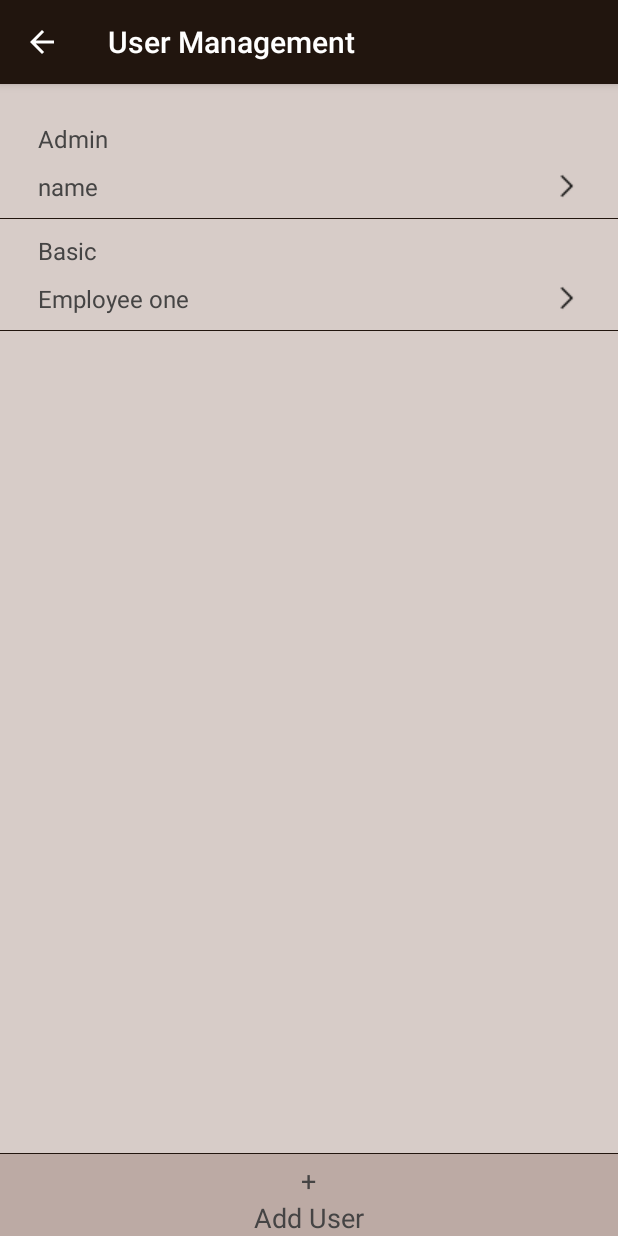
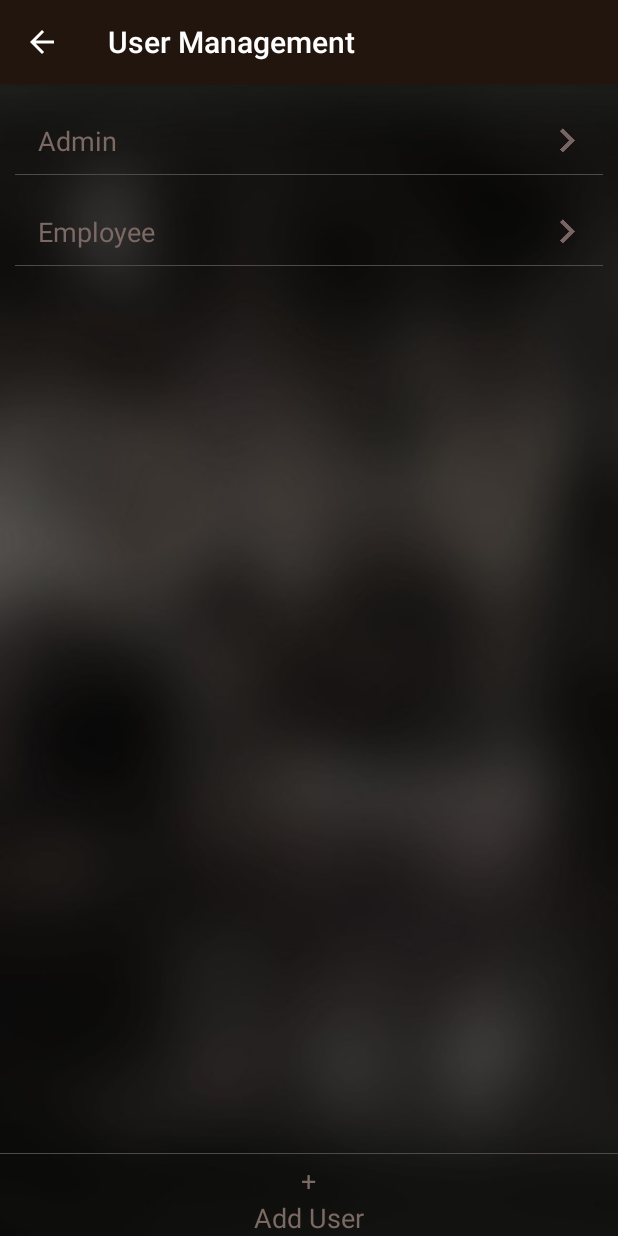
Before and after one commit to KyrosTechnologies/Bar, an Android app: the UserManagementActivity screen opened directly, with no data from a screen before it, on a phone screen of 412 x 824 dp. Run offline under Robolectric (Android 15) with nearby library versions, the phone set to English and light mode, and no system bars.

Commit message:
usermanagement updated

```diff
--- a/app/src/main/res/layout/activity_user_management.xml
+++ b/app/src/main/res/layout/activity_user_management.xml
@@ -4,7 +4,7 @@
     xmlns:tools="http://schemas.android.com/tools"
     android:layout_width="match_parent"
     android:layout_height="match_parent"
-    android:background="@color/backgroundcolor"
+    android:background="@drawable/splash"
     tools:context="com.kyros.technologies.bar.UserManagementActivity">
 <LinearLayout
     android:layout_width="match_parent"
@@ -15,62 +15,75 @@
         android:layout_height="wrap_content"
         android:id="@+id/user_item"
         android:layout_marginTop="25dp"
-        android:orientation="vertical">
-        <TextView
-            android:layout_width="wrap_content"
-            android:layout_height="wrap_content"
-            android:layout_marginLeft="25dp"
-            android:layout_marginRight="25dp"
-            android:text="Admin"
-            android:textColor="@color/lightblack"
-            android:textSize="16sp"
-           />
-        <TextView
+        android:orientation="vertical"
+        android:layout_marginLeft="10dp"
+        android:layout_marginRight="10dp">
+
+        <LinearLayout
             android:layout_width="match_parent"
             android:layout_height="wrap_content"
-            android:layout_marginLeft="25dp"
-            android:layout_marginRight="25dp"
-            android:layout_marginTop="10dp"
-            android:text="name"
-            android:textColor="@color/lightblack"
-            android:textSize="16sp"
-            android:drawableRight="@drawable/forward_20"/>
+            android:orientation="horizontal">
+
+            <TextView
+                android:layout_width="wrap_content"
+                android:layout_height="wrap_content"
+                android:layout_marginLeft="15dp"
+                android:text="Admin"
+                android:layout_weight="1"
+                android:textColor="@color/edit"
+                android:textSize="18sp"/>
+
+            <ImageView
+                android:layout_width="18dp"
+                android:layout_height="18dp"
+                android:src="@drawable/rightarrow"
+                android:layout_gravity="center"
+                android:layout_marginRight="15dp"/>
+
+        </LinearLayout>
+
         <View
             android:layout_width="match_parent"
             android:layout_height="0.5dp"
-            android:background="@color/colorPrimary"
+            android:background="@color/edittext"
             android:layout_marginTop="10dp"/>
 
     </LinearLayout>
     <LinearLayout
         android:layout_width="match_parent"
         android:layout_height="wrap_content"
+        android:layout_marginTop="25dp"
+        android:orientation="vertical"
+        android:layout_marginLeft="10dp"
+        android:layout_marginRight="10dp">
 
-        android:layout_marginTop="10dp"
-        android:orientation="vertical">
-        <TextView
-            android:layout_width="wrap_content"
-            android:layout_height="wrap_content"
-            android:layout_marginLeft="25dp"
-            android:layout_marginRight="25dp"
-            android:text="Basic"
-            android:textColor="@color/lightblack"
-            android:textSize="16sp"
-            />
-        <TextView
+        <LinearLayout
             android:layout_width="match_parent"
             android:layout_height="wrap_content"
-            android:layout_marginLeft="25dp"
-            android:layout_marginRight="25dp"
-            android:layout_marginTop="10dp"
-            android:text="Employee one"
-            android:textColor="@color/lightblack"
-            android:textSize="16sp"
-            android:drawableRight="@drawable/forward_20"/>
+            android:orientation="horizontal">
+
+            <TextView
+                android:layout_width="wrap_content"
+                android:layout_height="wrap_content"
+                android:layout_marginLeft="15dp"
+                android:text="Employee"
+                android:layout_weight="1"
+                android:textColor="@color/edit"
+                android:textSize="18sp"/>
+
+            <ImageView
+                android:layout_width="18dp"
+                android:layout_height="18dp"
+                android:src="@drawable/rightarrow"
+                android:layout_gravity="center"
+                android:layout_marginRight="15dp"/>
+
+        </LinearLayout>
+
         <View
             android:layout_width="match_parent"
             android:layout_height="0.5dp"
-            android:background="@color/colorPrimary"
+            android:background="@color/edittext"
             android:layout_marginTop="10dp"/>
 
     </LinearLayout>
@@ -81,24 +94,23 @@
     android:gravity="center"
     android:id="@+id/add_user"
     android:orientation="vertical"
-    android:background="@color/linear_part"
     android:layout_alignParentBottom="true"
     android:layout_alignParentStart="true">
     <View
         android:layout_width="match_parent"
         android:layout_height="0.5dp"
         android:layout_marginBottom="5dp"
-        android:background="@color/colorPrimary"/>
+        android:background="@color/edittext"        />
     <TextView
         android:layout_width="wrap_content"
         android:layout_height="wrap_content"
-        android:textColor="@color/lightblack"
+        android:textColor="@color/edit"
         android:textSize="18sp"
         android:text="+"/>
     <TextView
         android:layout_width="wrap_content"
         android:layout_height="wrap_content"
-        android:textColor="@color/lightblack"
+        android:textColor="@color/edit"
         android:textSize="18sp"
         android:text="Add User"/>
 </LinearLayout>
```
